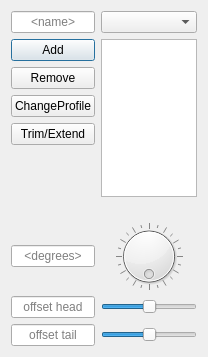
The window that dialogs/fbranch.ui (oddtopus/flamingo) describes before a commit, drawn with Qt 5.
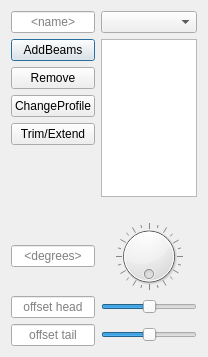
The same window after the commit.

```diff
--- a/dialogs/fbranch.ui
+++ b/dialogs/fbranch.ui
@@ -43,7 +43,7 @@
    <item row="3" column="0">
     <widget class="QPushButton" name="btnAdd">
      <property name="text">
-      <string>Add</string>
+      <string>AddBeams</string>
      </property>
     </widget>
    </item>
```
Left out of the diff: 2 changed lines with no effect on the pictures.
